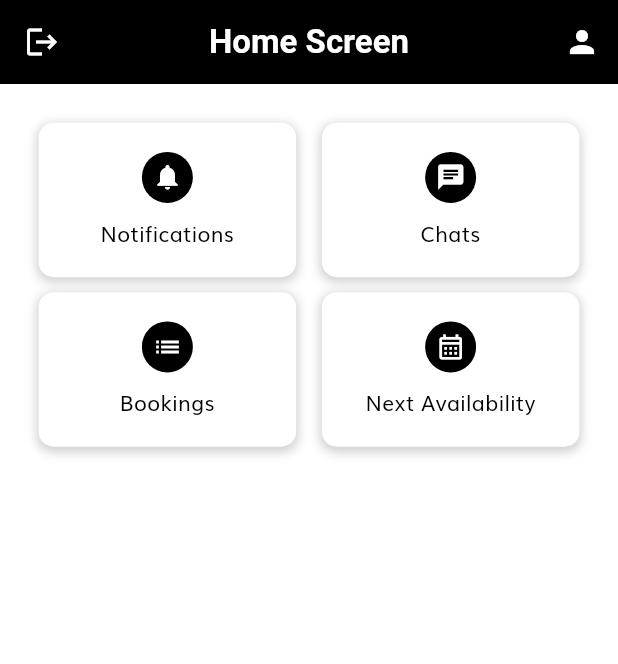
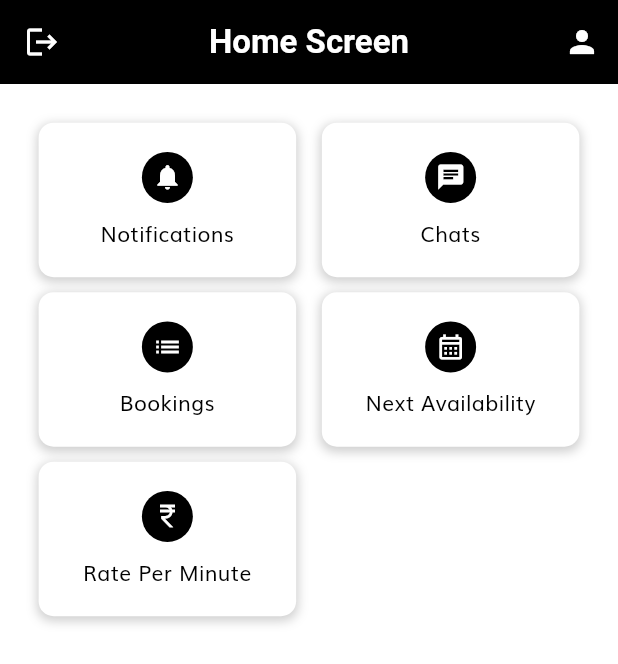
Before and after one commit to qmpgloba/Astrologer-Sitare, a Flutter app: the HomeScreen screen opened directly, on a phone screen of 412 x 824 dp. Shown: the top 664 px of the screen. Run offline on Flutter 3.47's test engine with Material 3 defaults, Android fonts, the phone set to English and light mode, and no system bars; drawn by our look-alikes of auto_size_text; our stand-ins replace cloud_firestore, firebase_auth, firebase_core, firebase_messaging, firebase_storage, flutter_local_notifications and 6 more; missing offline and left inert: cron, flutter_inappwebview, google_mlkit_smart_reply, multiselect; accounts and stored records are empty.

Commit message:
rate per minute field created

```diff
--- a/lib/screens/home screen/home_screen.dart
+++ b/lib/screens/home screen/home_screen.dart
@@ -54,6 +54,7 @@ class HomeScreen extends StatelessWidget {
         child: Padding(
           padding: EdgeInsets.all(size.width / 16),
           child: Column(
+            crossAxisAlignment: CrossAxisAlignment.start,
             children: [
               // const Text('Registered Succesfully'),
               Row(
@@ -120,31 +121,18 @@ class HomeScreen extends StatelessWidget {
               const SizedBox(
                 height: 10,
               ),
-              // Row(
-              //   mainAxisAlignment: MainAxisAlignment.spaceBetween,
-              //   children: [
-              //     GestureDetector(
-              //         onTap: () {
-              //           // Navigator.of(context).push(MaterialPageRoute(
-              //           //   builder: (context) => const WebView(),
-              //           // ));
-              //         },
-              //         child: HomeScreenCategoryWidget(
-              //             size: size,
-              //             text: 'Bookings',
-              //             icon: Icons.pending_actions_sharp)),
-              //     GestureDetector(
-              //         onTap: () {
-              //           // Navigator.of(context).push(MaterialPageRoute(
-              //           //   builder: (context) => const NextAvailabilityScreen(),
-              //           // ));
-              //         },
-              //         child: HomeScreenCategoryWidget(
-              //             size: size,
-              //             text: 'Next Availability',
-              //             icon: Icons.calendar_month_outlined))
-              //   ],
-              // ),
+              GestureDetector(
+                onTap: () {
+                  // Navigator.of(context).push(MaterialPageRoute(
+                  //   builder: (context) => const WebView(),
+                  // ));
+                },
+                child: HomeScreenCategoryWidget(
+                  size: size,
+                  text: 'Rate Per Minute',
+                  icon: Icons.currency_rupee,
+                ),
+              ),
             ],
           ),
         ),
```
